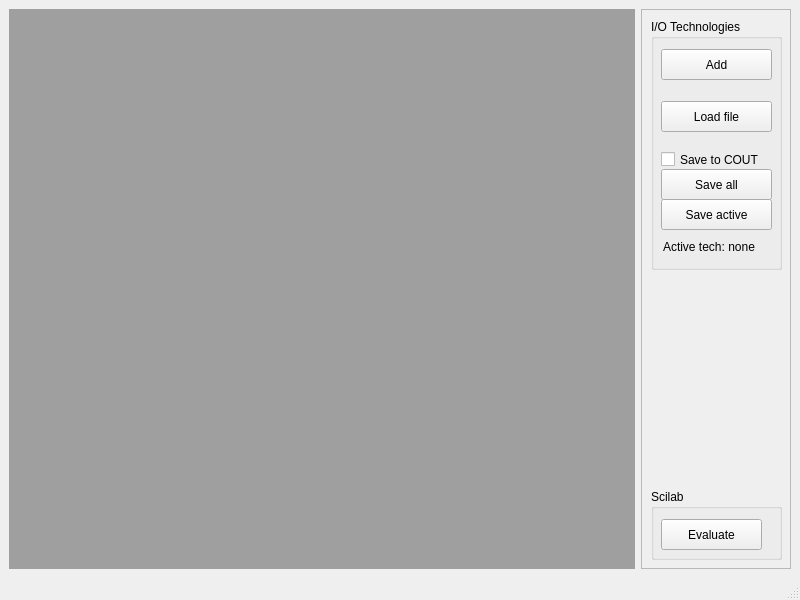
This is code/pev/experts_gui/ui/mainwindow.ui in Jackirson/pyttools as Qt 5 draws it before an edit. The edited form follows.
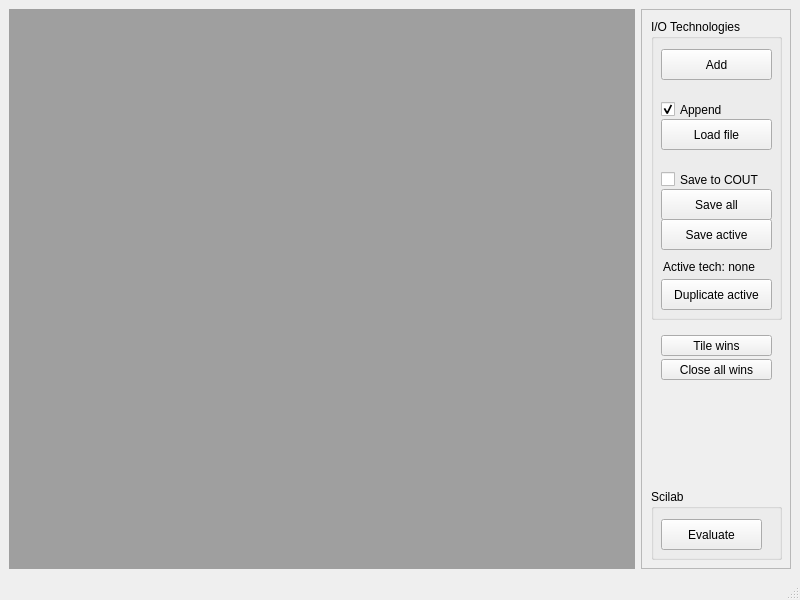
This is the edited form.

Commit message: 1. Improvement in UI: now it's possible to load without closing windows and to dublicate wins, as well as close all wins and tile all wins in a swipe. 2. Bugfix in UI:findSmallestUnusedNumber()

What changed in the file:
```diff
--- a/code/pev/experts_gui/ui/mainwindow.ui
+++ b/code/pev/experts_gui/ui/mainwindow.ui
@@ -44,7 +44,7 @@
          <x>10</x>
          <y>10</y>
          <width>131</width>
-         <height>251</height>
+         <height>301</height>
         </rect>
        </property>
        <property name="title">
@@ -67,7 +67,7 @@
         <property name="geometry">
          <rect>
           <x>10</x>
-          <y>150</y>
+          <y>170</y>
           <width>111</width>
           <height>31</height>
          </rect>
@@ -80,7 +80,7 @@
         <property name="geometry">
          <rect>
           <x>10</x>
-          <y>180</y>
+          <y>200</y>
           <width>111</width>
           <height>31</height>
          </rect>
@@ -93,7 +93,7 @@
         <property name="geometry">
          <rect>
           <x>10</x>
-          <y>82</y>
+          <y>100</y>
           <width>111</width>
           <height>31</height>
          </rect>
@@ -106,7 +106,7 @@
         <property name="geometry">
          <rect>
           <x>12</x>
-          <y>220</y>
+          <y>240</y>
           <width>111</width>
           <height>16</height>
          </rect>
@@ -119,7 +119,7 @@
         <property name="geometry">
          <rect>
           <x>10</x>
-          <y>130</y>
+          <y>150</y>
           <width>111</width>
           <height>21</height>
          </rect>
@@ -137,6 +137,35 @@
          <bool>false</bool>
         </property>
        </widget>
+       <widget class="QCheckBox" name="checkAppend">
+        <property name="geometry">
+         <rect>
+          <x>10</x>
+          <y>80</y>
+          <width>85</width>
+          <height>21</height>
+         </rect>
+        </property>
+        <property name="text">
+         <string>Append</string>
+        </property>
+        <property name="checked">
+         <bool>true</bool>
+        </property>
+       </widget>
+       <widget class="QPushButton" name="duplicate">
+        <property name="geometry">
+         <rect>
+          <x>10</x>
+          <y>260</y>
+          <width>111</width>
+          <height>31</height>
+         </rect>
+        </property>
+        <property name="text">
+         <string>Duplicate active</string>
+        </property>
+       </widget>
       </widget>
       <widget class="QGroupBox" name="group_SCI">
        <property name="geometry">
@@ -164,6 +193,32 @@
         </property>
        </widget>
       </widget>
+      <widget class="QPushButton" name="tile">
+       <property name="geometry">
+        <rect>
+         <x>20</x>
+         <y>326</y>
+         <width>111</width>
+         <height>21</height>
+        </rect>
+       </property>
+       <property name="text">
+        <string>Tile wins</string>
+       </property>
+      </widget>
+      <widget class="QPushButton" name="closeAll">
+       <property name="geometry">
+        <rect>
+         <x>20</x>
+         <y>350</y>
+         <width>111</width>
+         <height>21</height>
+        </rect>
+       </property>
+       <property name="text">
+        <string>Close all wins</string>
+       </property>
+      </widget>
      </widget>
     </item>
    </layout>
```
The commit also changes 2 other files.
